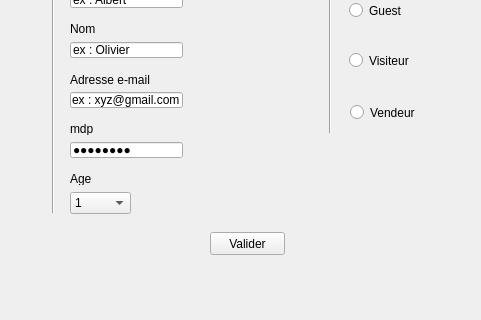
Qt form view/assets/acceuil.ui (TheoLefeuvre16/TP_GLPOO) before a commit; both pictures show x 0 to 481 and y 148 to 468 of the 481 by 468 pixel window.
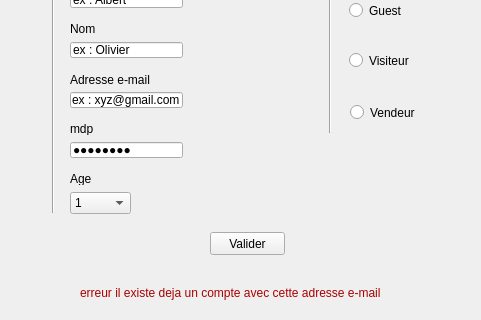
The same form after that commit.

Commit message: + fix bug crash des fenetres + message erreur lorsque on tente de faire un doublon pour l'inscription ou mauvaise connection

What changed in the file:
```diff
--- a/view/assets/acceuil.ui
+++ b/view/assets/acceuil.ui
@@ -849,6 +849,59 @@
     <string/>
    </property>
   </widget>
+  <widget class="QLabel" name="error_dupli">
+   <property name="enabled">
+    <bool>true</bool>
+   </property>
+   <property name="geometry">
+    <rect>
+     <x>80</x>
+     <y>430</y>
+     <width>341</width>
+     <height>21</height>
+    </rect>
+   </property>
+   <property name="palette">
+    <palette>
+     <active>
+      <colorrole role="WindowText">
+       <brush brushstyle="SolidPattern">
+        <color alpha="255">
+         <red>170</red>
+         <green>0</green>
+         <blue>0</blue>
+        </color>
+       </brush>
+      </colorrole>
+     </active>
+     <inactive>
+      <colorrole role="WindowText">
+       <brush brushstyle="SolidPattern">
+        <color alpha="255">
+         <red>170</red>
+         <green>0</green>
+         <blue>0</blue>
+        </color>
+       </brush>
+      </colorrole>
+     </inactive>
+     <disabled>
+      <colorrole role="WindowText">
+       <brush brushstyle="SolidPattern">
+        <color alpha="255">
+         <red>120</red>
+         <green>120</green>
+         <blue>120</blue>
+        </color>
+       </brush>
+      </colorrole>
+     </disabled>
+    </palette>
+   </property>
+   <property name="text">
+    <string>erreur il existe deja un compte avec cette adresse e-mail</string>
+   </property>
+  </widget>
  </widget>
  <resources/>
  <connections/>
```
The commit also changes 4 other files.
